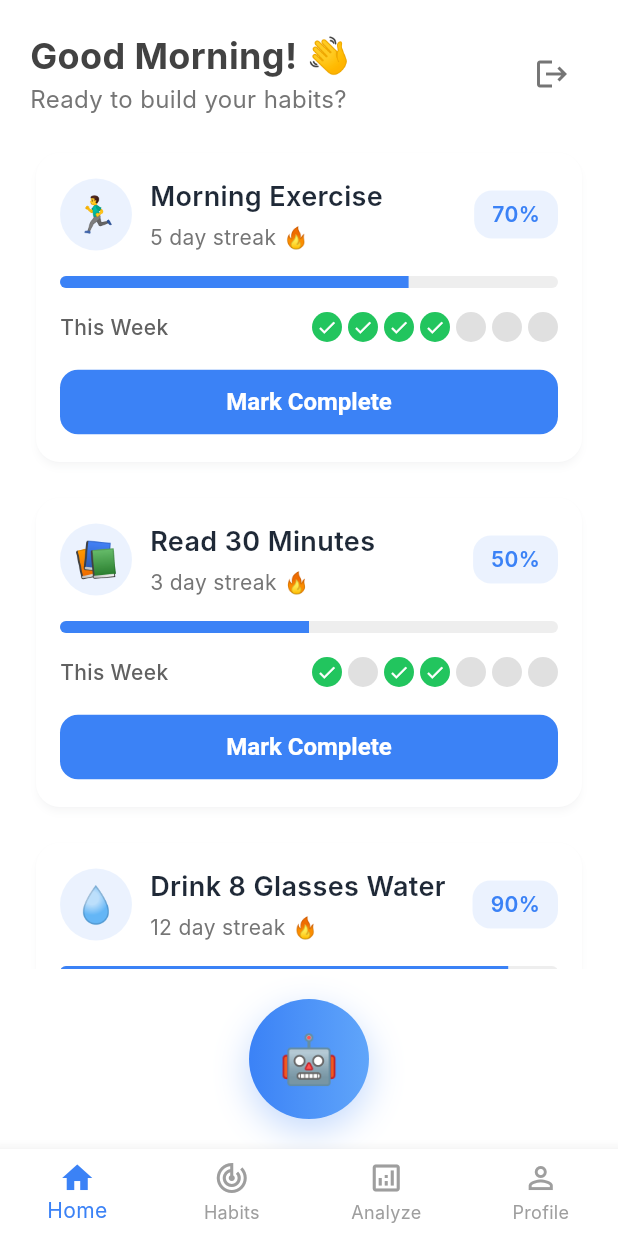
After one commit to mahmoudassasa/Routina, a Flutter app: the HomeScreen screen opened by its route, on a phone screen of 412 x 824 dp. The commit adds this screen. Run offline on Flutter 3.47's test engine with Material 3 defaults, Android fonts, the phone set to English and light mode, and no system bars; our stand-ins replace flutter_bloc, flutter_screenutil; Roboto replaces fonts that are missing (Inter).

Commit message:
- Added and refactoring home screen

```diff
--- a/lib/core/helpers/constants.dart
+++ b/lib/core/helpers/constants.dart
@@ -1 +1,52 @@
+import 'package:flutter/material.dart';
+
 bool isLoggedInUser = true;
+
+class PagesButtonBar extends StatefulWidget {
+  const PagesButtonBar({super.key});
+
+  @override
+  State<PagesButtonBar> createState() => _PagesButtonBarState();
+}
+
+class _PagesButtonBarState extends State<PagesButtonBar> {
+  int _currentIndex = 0;
+  @override
+  Widget build(BuildContext context) {
+    return BottomNavigationBar(
+      type: BottomNavigationBarType.fixed,
+      currentIndex: _currentIndex,
+      onTap: (index) {
+        setState(() {
+          _currentIndex = index;
+        });
+      },
+      selectedItemColor: const Color(0xFF3B82F6),
+      unselectedItemColor: Colors.grey,
+      backgroundColor: Colors.white,
+      elevation: 8,
+      items: const [
+        BottomNavigationBarItem(
+          icon: Icon(Icons.home_outlined),
+          activeIcon: Icon(Icons.home),
+          label: 'Home',
+        ),
+        BottomNavigationBarItem(
+          icon: Icon(Icons.track_changes_outlined),
+          activeIcon: Icon(Icons.track_changes),
+          label: 'Habits',
+        ),
+        BottomNavigationBarItem(
+          icon: Icon(Icons.analytics_outlined),
+          activeIcon: Icon(Icons.analytics),
+          label: 'Analyze',
+        ),
+        BottomNavigationBarItem(
+          icon: Icon(Icons.person_outline),
+          activeIcon: Icon(Icons.person),
+          label: 'Profile',
+        ),
+      ],
+    );
+  }
+}
--- a/lib/core/routing/app_router.dart
+++ b/lib/core/routing/app_router.dart
@@ -1,5 +1,7 @@
 import 'package:flutter/material.dart';
 import 'package:flutter_bloc/flutter_bloc.dart';
+import 'package:routina/features/home_screen/logic/cubit/home_cubit.dart';
+import 'package:routina/features/home_screen/ui/home_screen.dart';
 import 'package:routina/features/login_screen/logic/cubit/login_cubit.dart';
 import 'package:routina/features/login_screen/ui/login_screen.dart';
 
@@ -76,6 +78,12 @@ class AppRouter {
             child: const LoginScreen(),
           ),
         );
+            case Routes.homeScreen:
+        return MaterialPageRoute(builder: (_) => BlocProvider(
+            create: (context) => HomeCubit()..loadHabits(),
+            child: const HomeScreen(),
+          ),
+        );
       default:
         return null;
 
--- /dev/null
+++ b/lib/features/home_screen/logic/cubit/home_cubit.dart
@@ -0,0 +1,104 @@
+import 'package:flutter_bloc/flutter_bloc.dart';
+import 'package:routina/features/home_screen/logic/cubit/home_state.dart';
+
+
+// Home Cubit
+class HomeCubit extends Cubit<HomeState> {
+  HomeCubit() : super(const HomeState());
+
+  void loadHabits() {
+    emit(state.copyWith(status: HomeStatus.loading));
+
+    try {
+      // Mock habits data with weekly progress
+      final habits = [
+        {
+          'id': 1,
+          'title': 'Morning Exercise',
+          'icon': '🏃‍♂️',
+          'progress': 0.7,
+          'streak': 5,
+          'completed': false,
+          'weekProgress': [true, true, true, true, false, false, false], // Mon-Sun
+        },
+        {
+          'id': 2,
+          'title': 'Read 30 Minutes',
+          'icon': '📚',
+          'progress': 0.5,
+          'streak': 3,
+          'completed': false,
+          'weekProgress': [true, false, true, true, false, false, false],
+        },
+        {
+          'id': 3,
+          'title': 'Drink 8 Glasses Water',
+          'icon': '💧',
+          'progress': 0.9,
+          'streak': 12,
+          'completed': true,
+          'weekProgress': [true, true, true, true, true, true, false],
+        },
+        {
+          'id': 4,
+          'title': 'Meditation',
+          'icon': '🧘‍♀️',
+          'progress': 0.4,
+          'streak': 2,
+          'completed': false,
+          'weekProgress': [false, true, false, true, false, false, false],
+        },
+        {
+          'id': 5,
+          'title': 'Journal Writing',
+          'icon': '✍️',
+          'progress': 0.8,
+          'streak': 7,
+          'completed': true,
+          'weekProgress': [true, true, true, true, true, false, false],
+        },
+      ];
+
+      emit(state.copyWith(
+        status: HomeStatus.loaded,
+        habits: habits,
+      ));
+    } catch (e) {
+      emit(state.copyWith(
+        status: HomeStatus.error,
+        errorMessage: e.toString(),
+      ));
+    }
+  }
+
+  void toggleHabit(int habitId) {
+    // Mock toggle habit completion
+    final updatedHabits = state.habits.map((habit) {
+      if (habit['id'] == habitId) {
+        final isCompleted = habit['completed'] as bool;
+        final currentProgress = habit['progress'] as double;
+        final currentStreak = habit['streak'] as int;
+
+        if (!isCompleted) {
+          // Mark as completed today
+          return {
+            ...habit,
+            'completed': true,
+            'progress': 1.0,
+            'streak': currentStreak + 1,
+          };
+        } else {
+          // Unmark completion
+          return {
+            ...habit,
+            'completed': false,
+            'progress': currentProgress * 0.9, // Slight decrease
+          };
+        }
+      }
+      return habit;
+    }).toList();
+
+    emit(state.copyWith(habits: updatedHabits));
+  }
+}
--- /dev/null
+++ b/lib/features/home_screen/logic/cubit/home_state.dart
@@ -0,0 +1,26 @@
+// Home States
+enum HomeStatus { initial, loading, loaded, error }
+
+class HomeState {
+  final HomeStatus status;
+  final List<Map<String, dynamic>> habits;
+  final String? errorMessage;
+
+  const HomeState({
+    this.status = HomeStatus.initial,
+    this.habits = const [],
+    this.errorMessage,
+  });
+
+  HomeState copyWith({
+    HomeStatus? status,
+    List<Map<String, dynamic>>? habits,
+    String? errorMessage,
+  }) {
+    return HomeState(
+      status: status ?? this.status,
+      habits: habits ?? this.habits,
+      errorMessage: errorMessage ?? this.errorMessage,
+    );
+  }
+}
--- /dev/null
+++ b/lib/features/home_screen/ui/home_screen.dart
@@ -0,0 +1,47 @@
+import 'package:flutter/material.dart';
+import 'package:routina/core/helpers/constants.dart';
+
+
+import 'package:routina/features/home_screen/ui/widgets/ai_analyze_button.dart';
+import 'package:routina/features/home_screen/ui/widgets/habits_list.dart';
+import 'package:routina/features/home_screen/ui/widgets/home_header.dart';
+
+class HomeScreen extends StatefulWidget {
+  const HomeScreen({super.key});
+
+  @override
+  State<HomeScreen> createState() => _HomeScreenState();
+}
+
+class _HomeScreenState extends State<HomeScreen> {
+  @override
+  Widget build(BuildContext context) {
+    return Container(
+      decoration: const BoxDecoration(
+        gradient: LinearGradient(
+          begin: Alignment.topLeft,
+          end: Alignment.bottomRight,
+          colors: [
+            Color(0xFFF8FAFC), // very light blue
+            Color(0xFFE0E7FF), // light indigo
+          ],
+        ),
+      ),
+      child: SafeArea(
+        child: Scaffold(
+          body: Column(
+            children: [
+              // Header
+              HomeHeader(),
+              // Habits List
+              HabitsList(),
+              // AI Analyze Button
+              AiAnalyzeButton(),
+            ],
+          ),
+          bottomNavigationBar: PagesButtonBar(),
+        ),
+      ),
+    );
+  }
+}
--- /dev/null
+++ b/lib/features/home_screen/ui/widgets/ai_analyze_button.dart
@@ -0,0 +1,52 @@
+import 'package:flutter/material.dart';
+
+class AiAnalyzeButton extends StatefulWidget {
+  const AiAnalyzeButton({super.key});
+
+  @override
+  State<AiAnalyzeButton> createState() => _AiAnalyzeButtonState();
+}
+
+class _AiAnalyzeButtonState extends State<AiAnalyzeButton> {
+  @override
+  Widget build(BuildContext context) {
+    return Padding(
+      padding: const EdgeInsets.all(20.0),
+      child: Container(
+        width: 80,
+        height: 80,
+        decoration: BoxDecoration(
+          gradient: const LinearGradient(
+            colors: [Color(0xFF3B82F6), Color(0xFF60A5FA)],
+          ),
+          borderRadius: BorderRadius.circular(40),
+          boxShadow: [
+            BoxShadow(
+              color: const Color(0xFF3B82F6).withValues(alpha: 0.3),
+              blurRadius: 20,
+              offset: const Offset(0, 8),
+            ),
+          ],
+        ),
+        child: Material(
+          color: Colors.transparent,
+          child: InkWell(
+            borderRadius: BorderRadius.circular(40),
+            onTap: () {
+              // Navigate to analyze tab
+              ScaffoldMessenger.of(context).showSnackBar(
+                const SnackBar(
+                  content: Text('🤖 AI Analysis coming soon!'),
+                  backgroundColor: Color(0xFF3B82F6),
+                ),
+              );
+            },
+            child: const Center(
+              child: Text('🤖', style: TextStyle(fontSize: 32)),
+            ),
+          ),
+        ),
+      ),
+    );
+  }
+}
--- /dev/null
+++ b/lib/features/home_screen/ui/widgets/habit_card.dart
@@ -0,0 +1,180 @@
+import 'package:flutter/material.dart';
+
+class HabitCard extends StatelessWidget {
+  final Map<String, dynamic> habit;
+  final VoidCallback onTap;
+
+  const HabitCard({super.key, required this.habit, required this.onTap});
+
+  @override
+  Widget build(BuildContext context) {
+    final progress = habit['progress'] as double;
+    final isCompleted = habit['completed'] as bool;
+
+    return Container(
+      margin: const EdgeInsets.only(bottom: 16),
+      child: Card(
+        elevation: 2,
+        color: Colors.white,
+        shape: RoundedRectangleBorder(borderRadius: BorderRadius.circular(16)),
+        child: Padding(
+          padding: const EdgeInsets.all(16.0),
+          child: Column(
+            crossAxisAlignment: CrossAxisAlignment.start,
+            children: [
+              Row(
+                children: [
+                  // Icon
+                  Container(
+                    width: 48,
+                    height: 48,
+                    decoration: BoxDecoration(
+                      color: const Color(0xFF3B82F6).withValues(alpha: 0.1),
+                      borderRadius: BorderRadius.circular(24),
+                    ),
+                    child: Center(
+                      child: Text(
+                        habit['icon'],
+                        style: const TextStyle(fontSize: 24),
+                      ),
+                    ),
+                  ),
+
+                  const SizedBox(width: 12),
+
+                  // Title and Streak
+                  Expanded(
+                    child: Column(
+                      crossAxisAlignment: CrossAxisAlignment.start,
+                      children: [
+                        Text(
+                          habit['title'],
+                          style: const TextStyle(
+                            fontSize: 18,
+                            fontWeight: FontWeight.w600,
+                            color: Color(0xFF1F2937),
+                          ),
+                        ),
+                        const SizedBox(height: 4),
+                        Text(
+                          '${habit['streak']} day streak 🔥',
+                          style: TextStyle(
+                            fontSize: 14,
+                            color: Colors.grey[600],
+                          ),
+                        ),
+                      ],
+                    ),
+                  ),
+
+                  // Progress Percentage
+                  Container(
+                    padding: const EdgeInsets.symmetric(
+                      horizontal: 12,
+                      vertical: 6,
+                    ),
+                    decoration: BoxDecoration(
+                      color: const Color(0xFF3B82F6).withValues(alpha: 0.1),
+                      borderRadius: BorderRadius.circular(12),
+                    ),
+                    child: Text(
+                      '${(progress * 100).toInt()}%',
+                      style: const TextStyle(
+                        fontSize: 14,
+                        fontWeight: FontWeight.w600,
+                        color: Color(0xFF3B82F6),
+                      ),
+                    ),
+                  ),
+                ],
+              ),
+
+              const SizedBox(height: 16),
+
+              // Progress Bar
+              ClipRRect(
+                borderRadius: BorderRadius.circular(8),
+                child: LinearProgressIndicator(
+                  value: progress,
+                  minHeight: 8,
+                  backgroundColor: Colors.grey[200],
+                  valueColor: const AlwaysStoppedAnimation<Color>(
+                    Color(0xFF3B82F6),
+                  ),
+                ),
+              ),
+
+              const SizedBox(height: 16),
+
+              // Weekly Progress Dots
+              Row(
+                mainAxisAlignment: MainAxisAlignment.spaceBetween,
+                children: [
+                  Text(
+                    'This Week',
+                    style: TextStyle(
+                      fontSize: 14,
+                      fontWeight: FontWeight.w500,
+                      color: Colors.grey[700],
+                    ),
+                  ),
+                  Row(
+                    children: List.generate(7, (index) {
+                      final dayCompleted = habit['weekProgress'][index] as bool;
+                      return Container(
+                        margin: const EdgeInsets.only(left: 4),
+                        width: 20,
+                        height: 20,
+                        decoration: BoxDecoration(
+                          color: dayCompleted
+                              ? const Color(0xFF22C55E)
+                              : Colors.grey[300],
+                          borderRadius: BorderRadius.circular(10),
+                        ),
+                        child: dayCompleted
+                            ? const Icon(
+                                Icons.check,
+                                size: 14,
+                                color: Colors.white,
+                              )
+                            : null,
+                      );
+                    }),
+                  ),
+                ],
+              ),
+
+              const SizedBox(height: 16),
+
+              // Action Button
+              SizedBox(
+                width: double.infinity,
+                child: ElevatedButton(
+                  onPressed: onTap,
+                  style: ElevatedButton.styleFrom(
+                    backgroundColor: isCompleted
+                        ? const Color(0xFF22C55E)
+                        : const Color(0xFF3B82F6),
+                    foregroundColor: Colors.white,
+                    padding: const EdgeInsets.symmetric(vertical: 12),
+                    shape: RoundedRectangleBorder(
+                      borderRadius: BorderRadius.circular(12),
+                    ),
+                    elevation: 0,
+                  ),
+                  child: Text(
+                    isCompleted ? '✅ Completed Today' : 'Mark Complete',
+                    style: const TextStyle(
+                      fontSize: 16,
+                      fontWeight: FontWeight.w600,
+                    ),
+                  ),
+                ),
+              ),
+            ],
+          ),
+        ),
+      ),
+    );
+  }
+}
--- /dev/null
+++ b/lib/features/home_screen/ui/widgets/habits_list.dart
@@ -0,0 +1,36 @@
+import 'package:flutter/material.dart';
+import 'package:flutter_bloc/flutter_bloc.dart';
+import 'package:routina/features/home_screen/logic/cubit/home_cubit.dart';
+import 'package:routina/features/home_screen/logic/cubit/home_state.dart';
+import 'package:routina/features/home_screen/ui/widgets/habit_card.dart';
+
+class HabitsList extends StatelessWidget {
+  const HabitsList({super.key});
+
+  @override
+  Widget build(BuildContext context) {
+    return Expanded(
+      child: BlocBuilder<HomeCubit, HomeState>(
+        builder: (context, state) {
+          if (state.status == HomeStatus.loading) {
+            return const Center(child: CircularProgressIndicator());
+          }
+
+          return ListView.builder(
+            padding: const EdgeInsets.symmetric(horizontal: 20),
+            itemCount: state.habits.length,
+            itemBuilder: (context, index) {
+              final habit = state.habits[index];
+              return HabitCard(
+                habit: habit,
+                onTap: () {
+                  context.read<HomeCubit>().toggleHabit(habit['id']);
+                },
+              );
+            },
+          );
+        },
+      ),
+    );
+  }
+}
--- /dev/null
+++ b/lib/features/home_screen/ui/widgets/home_header.dart
@@ -0,0 +1,46 @@
+import 'package:flutter/material.dart';
+import 'package:routina/core/helpers/extension.dart';
+import 'package:routina/core/routing/routes.dart';
+
+class HomeHeader extends StatefulWidget {
+  const HomeHeader({super.key});
+
+  @override
+  State<HomeHeader> createState() => _HomeHeaderState();
+}
+
+class _HomeHeaderState extends State<HomeHeader> {
+  @override
+  Widget build(BuildContext context) {
+    return Padding(
+      padding: const EdgeInsets.all(20.0),
+      child: Row(
+        mainAxisAlignment: MainAxisAlignment.spaceBetween,
+        children: [
+          Column(
+            crossAxisAlignment: CrossAxisAlignment.start,
+            children: [
+              Text(
+                'Good Morning! 👋',
+                style: TextStyle(
+                  fontSize: 24,
+                  fontWeight: FontWeight.bold,
+                  color: Colors.grey[800],
+                ),
+              ),
+              Text(
+                'Ready to build your habits?',
+                style: TextStyle(fontSize: 16, color: Colors.grey[600]),
+              ),
+            ],
+          ),
+          IconButton(
+            onPressed: () => context.pushReplacementNamed(Routes.loginScreen),
+            icon: const Icon(Icons.logout),
+            color: Colors.grey[600],
+          ),
+        ],
+      ),
+    );
+  }
+}
--- a/lib/features/login_screen/ui/login_screen.dart
+++ b/lib/features/login_screen/ui/login_screen.dart
@@ -62,6 +62,8 @@ class _LoginScreenState extends State<LoginScreen> {
             },
             child: Padding(
               padding: const EdgeInsets.all(32.0),
+              child: Align(
+                alignment: Alignment.center,
                 child: SingleChildScrollView(
                   child: Column(
                     mainAxisAlignment: MainAxisAlignment.center,
@@ -101,6 +103,7 @@ class _LoginScreenState extends State<LoginScreen> {
             ),
           ),
         ),
+      ),
     );
   }
 }
```
Lines whose indentation alone changed are shown as unchanged.
